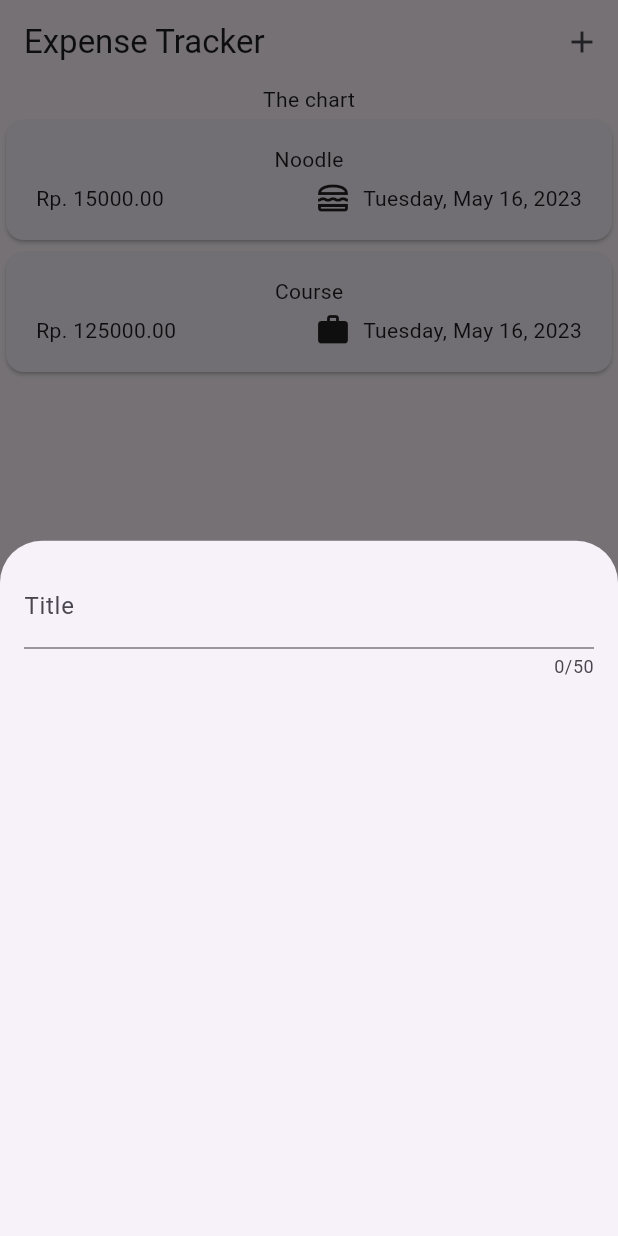
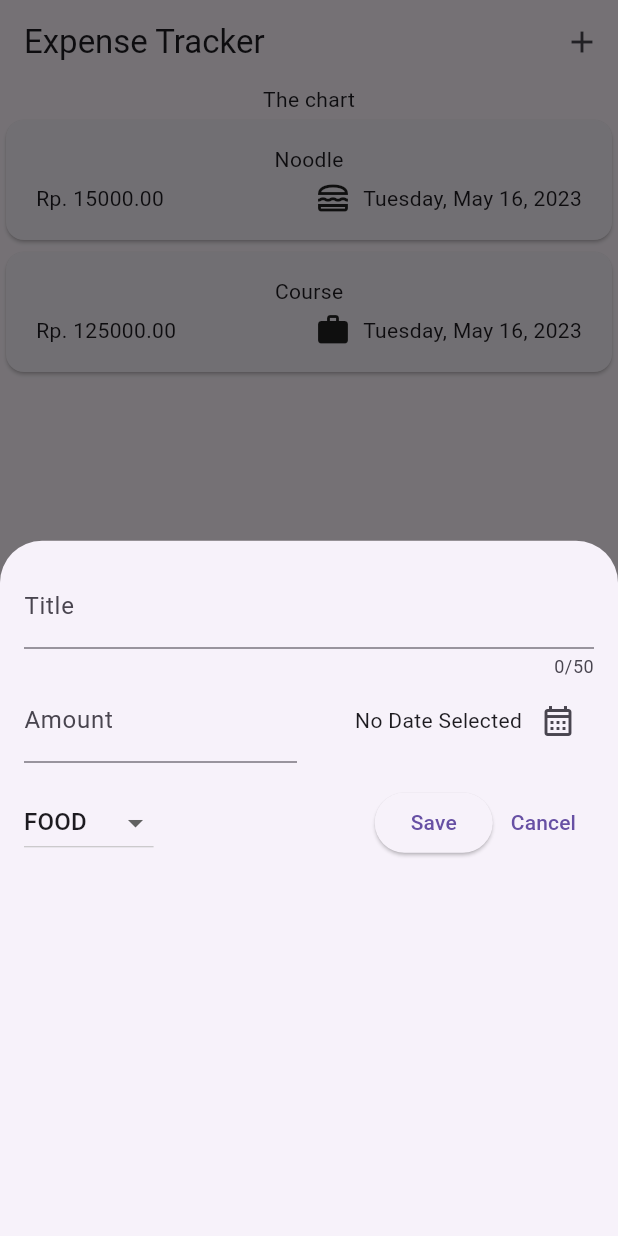
Before and after one commit to ThaddeusEvan/ExpenseTrackerApp, a Flutter app: the screen it shows after launch, after a tap on the "add" icon, on a phone screen of 412 x 824 dp. Run offline on Flutter 3.47's test engine with Material 2 defaults, Android fonts, the phone set to English and light mode, and no system bars.

Commit message:
Add Expense Screen

```diff
--- a/lib/widget/new_expense.dart
+++ b/lib/widget/new_expense.dart
@@ -1,5 +1,8 @@
-import 'package:flutter/cupertino.dart';
+import 'package:expense_tracker/models/expense_data.dart';
 import 'package:flutter/material.dart';
+import 'package:intl/intl.dart';
+
+final dateFormat = DateFormat.yMEd();
 
 class NewExpense extends StatefulWidget {
   const NewExpense({super.key});
@@ -11,18 +14,127 @@ class NewExpense extends StatefulWidget {
 }
 
 class _NewExpenseState extends State<NewExpense> {
+  final _titleController = TextEditingController();
+  final _amountController = TextEditingController();
+  DateTime? _selectedDate;
+  Category _selectedCategory = Category.food;
+
+  @override
+  void dispose() {
+    _titleController.dispose();
+    _amountController.dispose();
+    super.dispose();
+  }
+
+  void _presentDatePicker() async {
+    final now = DateTime.now();
+    final firstDate = DateTime(
+      now.year - 23,
+      now.month - 4,
+      now.day - 15,
+    );
+    final pickedDate = await showDatePicker(
+      context: context,
+      initialDate: now,
+      firstDate: firstDate,
+      lastDate: now,
+    );
+    setState(() {
+      _selectedDate = pickedDate;
+    });
+  }
+
   @override
   Widget build(BuildContext context) {
     return Padding(
       padding: const EdgeInsets.all(16),
       child: Column(
-        children: const [
+        children: [
           TextField(
+            controller: _titleController,
             maxLength: 50,
-            decoration: InputDecoration(
+            decoration: const InputDecoration(
               label: Text('Title'),
             ),
           ),
+          Row(
+            children: [
+              Expanded(
+                child: TextField(
+                  controller: _amountController,
+                  decoration: const InputDecoration(
+                    prefixText: 'Rp. ',
+                    label: Text('Amount'),
+                  ),
+                  keyboardType: TextInputType.number,
+                ),
+              ),
+              const SizedBox(
+                width: 16,
+              ),
+              Expanded(
+                child: Row(
+                  mainAxisAlignment: MainAxisAlignment.end,
+                  crossAxisAlignment: CrossAxisAlignment.center,
+                  children: [
+                    Text(
+                      _selectedDate == null
+                          ? 'No Date Selected'
+                          : dateFormat.format(_selectedDate!),
+                    ),
+                    IconButton(
+                      onPressed: _presentDatePicker,
+                      icon: const Icon(
+                        Icons.calendar_month_outlined,
+                      ),
+                    )
+                  ],
+                ),
+              ),
+            ],
+          ),
+          const SizedBox(
+            height: 16,
+          ),
+          Row(
+            children: [
+              DropdownButton(
+                value: _selectedCategory,
+                items: Category.values
+                    .map(
+                      (category) => DropdownMenuItem(
+                        value: category,
+                        child: Text(
+                          category.name.toUpperCase(),
+                        ),
+                      ),
+                    )
+                    .toList(),
+                onChanged: ((value) {
+                  if (value == null) {
+                    return;
+                  }
+                  setState(() {
+                    _selectedCategory = value;
+                  });
+                }),
+              ),
+              const Spacer(),
+              ElevatedButton(
+                onPressed: () {
+                  print(_titleController.text);
+                  print(_amountController.text);
+                },
+                child: const Text('Save'),
+              ),
+              TextButton(
+                onPressed: () {
+                  Navigator.pop(context);
+                },
+                child: const Text('Cancel'),
+              ),
+            ],
+          )
         ],
       ),
     );
```
